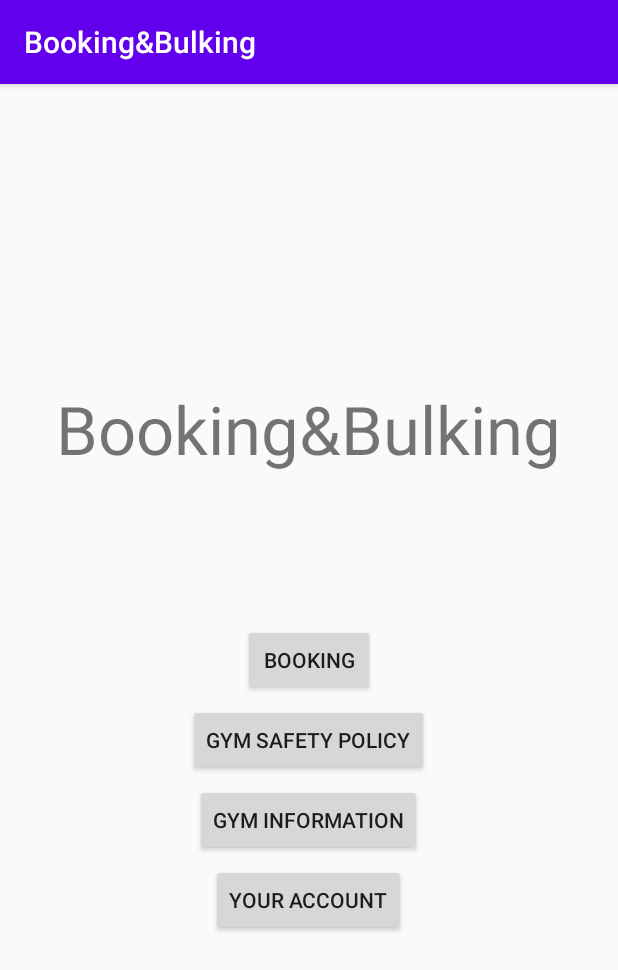
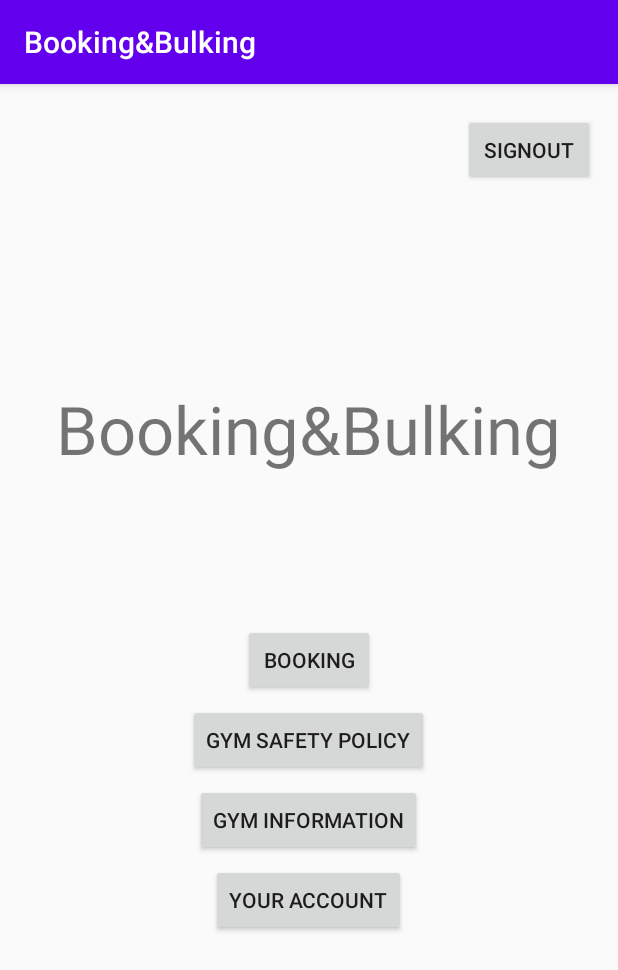
Before and after one commit to irislawly/BB, an Android app: the MenuActivity screen opened directly, with no data from a screen before it, on a phone screen of 412 x 824 dp. Shown: the top 970 px of the screen. Run offline under Robolectric (Android 15) with nearby library versions, the phone set to English and light mode, and no system bars; our stand-ins replace Firebase (no records; nobody signed in at launch, a user with empty details on screens opened directly).

Commit message:
added signout button

```diff
--- a/app/src/main/res/layout/activity_main.xml
+++ b/app/src/main/res/layout/activity_main.xml
@@ -9,7 +9,7 @@
     <TextView
         android:layout_width="wrap_content"
         android:layout_height="wrap_content"
-        android:text="Hello World!"
+        android:text="BB Main acitivty"
         app:layout_constraintBottom_toBottomOf="parent"
         app:layout_constraintLeft_toLeftOf="parent"
         app:layout_constraintRight_toRightOf="parent"
--- a/app/src/main/res/layout/activity_menu.xml
+++ b/app/src/main/res/layout/activity_menu.xml
@@ -59,4 +59,14 @@
         android:layout_centerInParent="true"
         android:layout_below="@id/gym_info_btn"
         android:layout_marginBottom="5dp"/>
+
+    <Button
+        android:id="@+id/signout"
+        android:layout_width="wrap_content"
+        android:layout_height="wrap_content"
+        android:layout_alignParentRight="true"
+        android:layout_marginTop="20dp"
+        android:layout_marginRight="15dp"
+        android:onClick="onGymSignoutClick"
+        android:text="@string/signout" />
 </RelativeLayout>
--- a/app/src/main/res/values/strings.xml
+++ b/app/src/main/res/values/strings.xml
@@ -11,6 +11,8 @@
     <string name="gym_safety_policy">Gym Safety Policy</string>
     <string name="gym_info">Gym Information</string>
     <string name="your_acc">Your Account</string>
+    <string name="signout">Signout</string>
+
 
     <!-- Gym information -->
     <string name="gym_info_title">Gym Information</string>
```
Also changed, not shown: app/src/main/java/com/bcit/bb/MainActivity.java (+2 -20 lines), app/src/main/java/com/bcit/bb/MenuActivity.java (+11 -0 lines).
